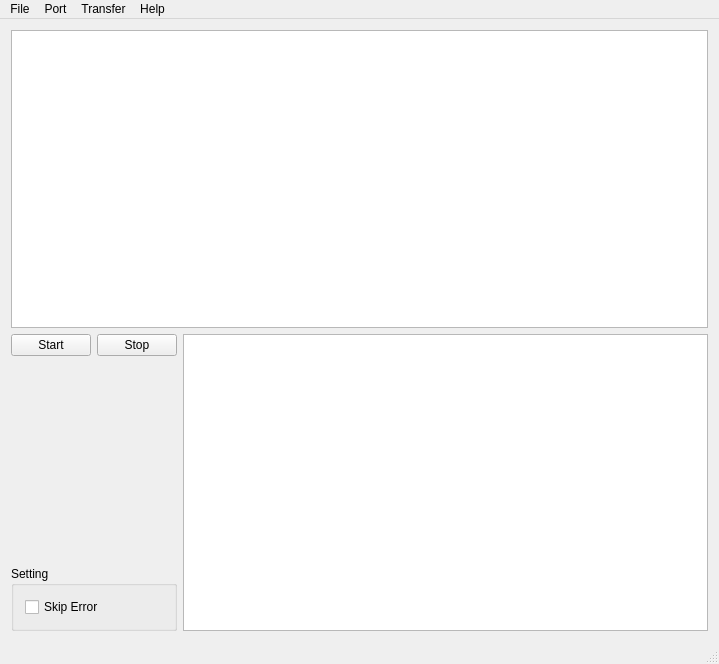
sengeiou/xtool, file forms/xtoolform.ui: the form before one commit.
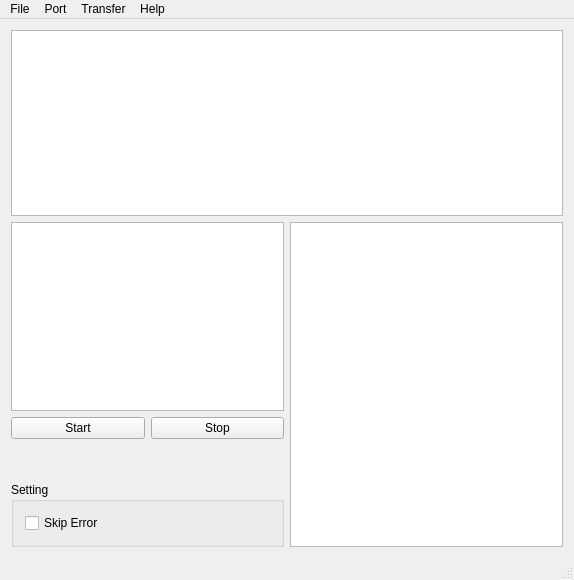
The form after the commit. Icons and pictures are not drawn.

The edit to the form file:
```diff
--- a/forms/xtoolform.ui
+++ b/forms/xtoolform.ui
@@ -6,8 +6,8 @@
    <rect>
     <x>0</x>
     <y>0</y>
-    <width>719</width>
-    <height>664</height>
+    <width>574</width>
+    <height>580</height>
    </rect>
   </property>
   <property name="windowTitle">
@@ -20,13 +20,16 @@
   <widget class="QWidget" name="centralWidget">
    <layout class="QGridLayout" name="gridLayout">
     <item row="0" column="0">
-     <layout class="QVBoxLayout" name="verticalLayout_2">
-      <item>
        <widget class="QListWidget" name="listWidget"/>
       </item>
-      <item>
+    <item row="1" column="0">
        <layout class="QHBoxLayout" name="horizontalLayout_2">
         <item>
+       <layout class="QVBoxLayout" name="verticalLayout_2">
+        <item>
+         <widget class="QTextBrowser" name="textBrowserItem"/>
+        </item>
+        <item>
          <layout class="QVBoxLayout" name="verticalLayout">
           <item>
            <layout class="QHBoxLayout" name="horizontalLayout">
@@ -77,21 +80,21 @@
           </item>
          </layout>
         </item>
+       </layout>
+      </item>
         <item>
          <widget class="QTextBrowser" name="textBrowser"/>
         </item>
        </layout>
       </item>
      </layout>
-    </item>
-   </layout>
   </widget>
   <widget class="QMenuBar" name="menuBar">
    <property name="geometry">
     <rect>
      <x>0</x>
      <y>0</y>
-     <width>719</width>
+     <width>574</width>
      <height>23</height>
     </rect>
    </property>
```
Lines whose indentation alone changed are shown as unchanged.
